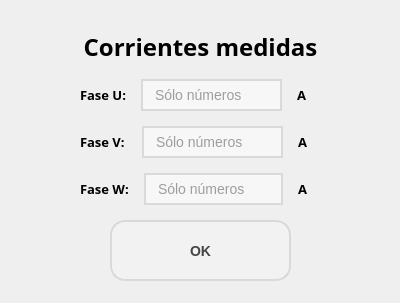
Before: the Qt Designer form app_smr/Qt/popup_meas_corrientes.ui in nvargas24/Sistema_medicion_de_rodamientos-SMR, drawn with Qt 5.
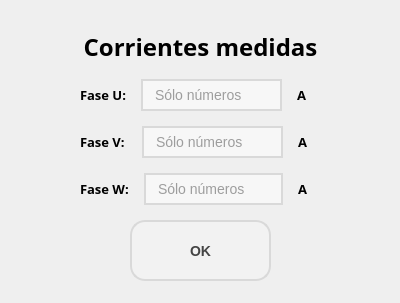
After: the same form once the commit is applied.

Diff of the .ui file:
```diff
--- a/app_smr/Qt/popup_meas_corrientes.ui
+++ b/app_smr/Qt/popup_meas_corrientes.ui
@@ -225,10 +225,10 @@
     <item>
      <layout class="QHBoxLayout" name="horizontalLayout">
       <property name="leftMargin">
-       <number>70</number>
+       <number>90</number>
       </property>
       <property name="rightMargin">
-       <number>70</number>
+       <number>90</number>
       </property>
       <item>
        <widget class="QPushButton" name="pushButton">
```
Left out of the diff: 4 changed lines with no effect on the pictures.
